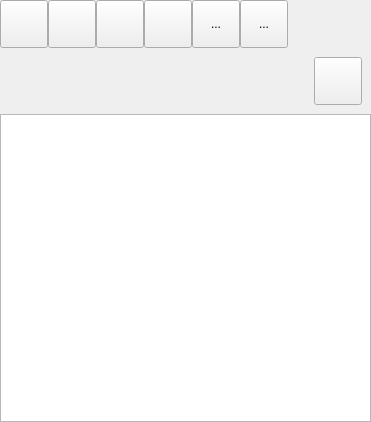
The window that bulmages/bulmatpv/plugins/pluginbt_ticket/mticketbase.ui (eboladev/Bulmages-1) describes before a commit, drawn with Qt 5.
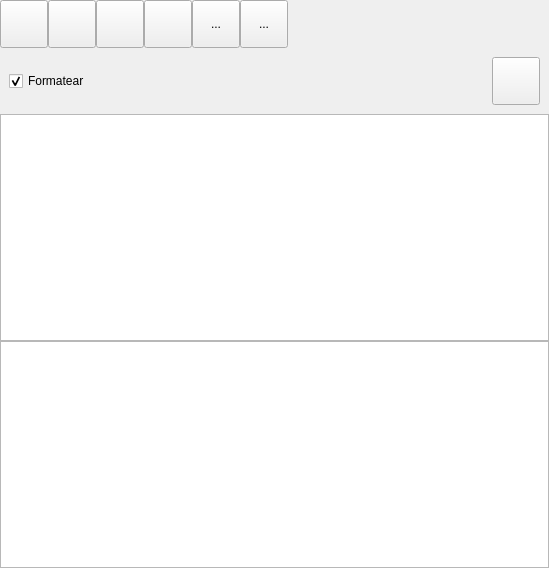
The same window after the commit. Icons and pictures are not drawn.

Commit message: -El pluginbt_ticketivaincluido se han corregido sus funciones para hacerlas más simples de entender y tanto la parte html del ticket como la del texto plano o sin formatear están activas con o sin el ticket de tallas y colores.

What changed in the file:
```diff
--- a/bulmages/bulmatpv/plugins/pluginbt_ticket/mticketbase.ui
+++ b/bulmages/bulmatpv/plugins/pluginbt_ticket/mticketbase.ui
@@ -6,8 +6,8 @@
    <rect>
     <x>0</x>
     <y>0</y>
-    <width>371</width>
-    <height>422</height>
+    <width>549</width>
+    <height>568</height>
    </rect>
   </property>
   <property name="minimumSize">
@@ -304,6 +304,16 @@
       </size>
      </property>
      <layout class="QHBoxLayout" name="horizontalLayout_2">
+      <item>
+       <widget class="QCheckBox" name="mui_formatear">
+        <property name="text">
+         <string>Formatear</string>
+        </property>
+        <property name="checked">
+         <bool>true</bool>
+        </property>
+       </widget>
+      </item>
       <item>
        <spacer name="horizontalSpacer_2">
         <property name="orientation">
@@ -356,6 +366,9 @@
      </property>
     </widget>
    </item>
+   <item>
+    <widget class="QTextBrowser" name="mui_plainText"/>
+   </item>
   </layout>
  </widget>
  <resources>
```
Left out of the diff: 32 changed lines with no effect on the pictures. The commit also changes 6 other files.
